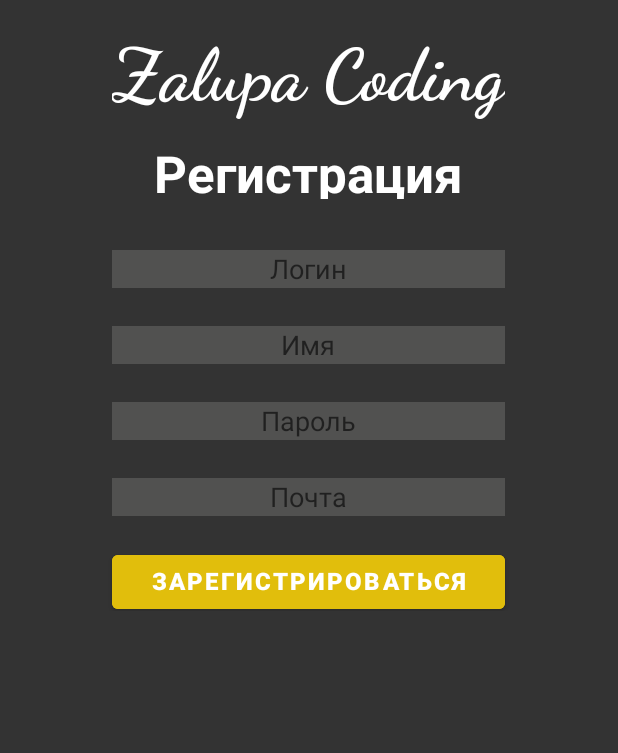
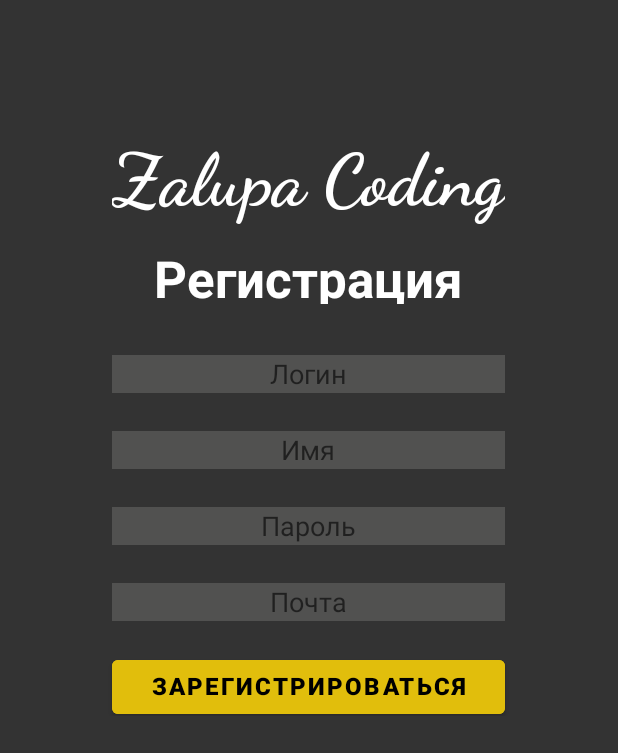
Before and after one commit to R0land42/entranceAct, an Android app: the screen it shows after launch (SignUpActivity), after a tap on "РЕГИСТРАЦИЯ", on a phone screen of 412 x 824 dp. Shown: the top 753 px of the screen. Run offline under Robolectric (Android 15) with nearby library versions, the phone set to English and light mode, and no system bars; our stand-ins replace Firebase (no records; nobody signed in at launch, a user with empty details on screens opened directly).

Commit message:
Поправил вёрстку

```diff
--- a/app/src/main/AndroidManifest.xml
+++ b/app/src/main/AndroidManifest.xml
@@ -9,6 +9,9 @@
         android:roundIcon="@mipmap/ic_launcher_round"
         android:supportsRtl="true"
         android:theme="@style/Theme.EntranceAct">
+        <activity
+            android:name=".MainMenu"
+            android:exported="false" />
         <activity
             android:name=".SignUpActivity"
             android:exported="false" />
--- /dev/null
+++ b/app/src/main/java/com/example/entranceact/Const.java
@@ -0,0 +1,6 @@
+package com.example.entranceact;
+
+public class Const {
+    static final String DB_USERS_REF ="Users";
+    static final String USER_NAME = "userName";
+}
--- a/app/src/main/java/com/example/entranceact/MainActivity.java
+++ b/app/src/main/java/com/example/entranceact/MainActivity.java
@@ -9,22 +9,15 @@ import android.os.Bundle;
 import android.view.View;
 import android.widget.EditText;
 import android.widget.TextView;
-import android.widget.Toast;
-
-import com.google.firebase.database.ChildEventListener;
 import com.google.firebase.database.DataSnapshot;
 import com.google.firebase.database.DatabaseError;
 import com.google.firebase.database.DatabaseReference;
 import com.google.firebase.database.FirebaseDatabase;
 import com.google.firebase.database.ValueEventListener;
 
-import java.util.ArrayList;
-import java.util.List;
-
 public class MainActivity extends AppCompatActivity {
-    private EditText editTextLogin, editTextTextPassword;
-    private DatabaseReference dUsers;
-    private String usersRef = "Users";
+    private EditText editTextLogin, editTextPassword;
+    private DatabaseReference dbUsers;
     private TextView textView4;
 
 
@@ -39,16 +32,17 @@ public class MainActivity extends AppCompatActivity {
     }
 
     public void Init(){
-        editTextLogin = findViewById(R.id.editTextLogin1);
-        editTextTextPassword = findViewById(R.id.editTextTextPassword1);
-        dUsers = FirebaseDatabase.getInstance().getReference(usersRef);
+        editTextLogin = findViewById(R.id.editTextLogin);
+        editTextPassword = findViewById(R.id.editTextPassword);
+        dbUsers = FirebaseDatabase.getInstance().getReference(Const.DB_USERS_REF);
         textView4 = findViewById(R.id.textView4);
     }
 
     public void onClickEnter(View view){
         String login = editTextLogin.getText().toString();
-        String password = editTextTextPassword.getText().toString();
-        searchLogin(login, password);
+        String password = editTextPassword.getText().toString();
+        textView4.setText("");
+        searchLoginAndPassword(login, password);
 
     }
 
@@ -59,28 +53,31 @@ public class MainActivity extends AppCompatActivity {
     }
 
 
-    public void searchLogin(String log, String passwr){
+    public void searchLoginAndPassword(String log, String passwr){
         ValueEventListener vList = new ValueEventListener() {
             @Override
             public void onDataChange(@NonNull DataSnapshot snapshot) {
                 for (DataSnapshot ds : snapshot.getChildren()){
                     users users = ds.getValue(users.class);
-                    String zalupa = users.login;
-                    String penis = users.password;
-                    if (zalupa.equals(log)){
-                        if(penis.equals(passwr)){
-                            textView4.setText("Ну круто, здорово! " + zalupa + " " + penis + " ");
+                    String login = users.login;
+                    String password = users.password;
+                    String name = users.name;
+                    if (login.equals(log)){
+                        if(password.equals(passwr)){
+                            Intent intent = new Intent(MainActivity.this, MainMenu.class);
+                            intent.putExtra(Const.USER_NAME, name);
+                            startActivity(intent);
                             break;
                         }
                         else{
-                            textView4.setText("Говно, неверный пароль! " + zalupa + " " + penis);
-                            break;
+                            textView4.setTextColor(Color.parseColor("#FF0000"));
+                            textView4.setText("Неверный логин или пароль!");
                         }
 
                     }
                     else{
-                        textView4.setText("Говно, неверный логин " + zalupa + " " + penis);
-                        break;
+                        textView4.setTextColor(Color.parseColor("#FF0000"));
+                        textView4.setText("Неверный логин или пароль!");
                     }
 
 
@@ -93,7 +90,7 @@ public class MainActivity extends AppCompatActivity {
 
             }
         };
-        dUsers.addValueEventListener(vList);
+        dbUsers.addValueEventListener(vList);
     }
 
 
--- a/app/src/main/java/com/example/entranceact/SignUpActivity.java
+++ b/app/src/main/java/com/example/entranceact/SignUpActivity.java
@@ -16,8 +16,7 @@ import com.google.firebase.database.FirebaseDatabase;
 
 public class SignUpActivity extends AppCompatActivity {
     private EditText edTextlogin, edTextName, edTextPassword, edTextEmail;
-    private DatabaseReference dUsers;
-    private String usersRef = "Users";
+    private DatabaseReference dbUsers;
     private TextView textView3;
 
 
@@ -36,7 +35,7 @@ public class SignUpActivity extends AppCompatActivity {
         edTextPassword = findViewById(R.id.edTextPassword);
         edTextEmail = findViewById(R.id.edTextEmail);
         textView3 = findViewById(R.id.textView3);
-        dUsers = FirebaseDatabase.getInstance().getReference(usersRef);
+        dbUsers = FirebaseDatabase.getInstance().getReference(Const.DB_USERS_REF);
     }
 
     public void onClickSignUp(View view){
@@ -46,7 +45,7 @@ public class SignUpActivity extends AppCompatActivity {
         String email = edTextEmail.getText().toString();
         users NewUsers = new users(login, name, password, email);
         if (!TextUtils.isEmpty(login) && !TextUtils.isEmpty(name) && !TextUtils.isEmpty(password) && !TextUtils.isEmpty(email)){
-            dUsers.child(login).setValue(NewUsers);
+            dbUsers.child(login).setValue(NewUsers);
             textView3.setTextColor(Color.parseColor("#00FF00"));
             textView3.setText("Регистрация прошла успешно!");;
         }
--- a/app/src/main/res/layout/activity_sign_up.xml
+++ b/app/src/main/res/layout/activity_sign_up.xml
@@ -15,7 +15,8 @@
         <TableRow
             android:layout_width="wrap_content"
             android:layout_height="wrap_content"
-            android:gravity="center">
+            android:gravity="center"
+            android:paddingTop="70dp">
 
             <TextView
                 android:id="@+id/textView"
@@ -56,10 +57,10 @@
             android:layout_width="wrap_content"
             android:layout_height="wrap_content"
             android:gravity="center"
+            android:paddingLeft="40dp"
             android:paddingTop="5dp"
-            android:paddingBottom="5dp"
-            android:paddingLeft="40dp"
-            android:paddingRight="40dp">
+            android:paddingRight="40dp"
+            android:paddingBottom="5dp">
 
             <EditText
                 android:id="@+id/edTextlogin"
@@ -79,10 +80,10 @@
             android:layout_width="wrap_content"
             android:layout_height="wrap_content"
             android:gravity="center"
+            android:paddingLeft="40dp"
             android:paddingTop="5dp"
-            android:paddingBottom="5dp"
-            android:paddingLeft="40dp"
-            android:paddingRight="40dp">
+            android:paddingRight="40dp"
+            android:paddingBottom="5dp">
 
             >
 
@@ -104,10 +105,10 @@
             android:layout_width="wrap_content"
             android:layout_height="wrap_content"
             android:gravity="center"
+            android:paddingLeft="40dp"
             android:paddingTop="5dp"
-            android:paddingBottom="5dp"
-            android:paddingLeft="40dp"
-            android:paddingRight="40dp">>
+            android:paddingRight="40dp"
+            android:paddingBottom="5dp">>
 
             <EditText
                 android:id="@+id/edTextPassword"
@@ -126,10 +127,10 @@
             android:layout_width="wrap_content"
             android:layout_height="wrap_content"
             android:gravity="center"
+            android:paddingLeft="40dp"
             android:paddingTop="5dp"
-            android:paddingBottom="5dp"
-            android:paddingLeft="40dp"
-            android:paddingRight="40dp">
+            android:paddingRight="40dp"
+            android:paddingBottom="5dp">
 
             >
 
@@ -150,9 +151,9 @@
             android:layout_width="wrap_content"
             android:layout_height="wrap_content"
             android:gravity="center"
-            android:paddingBottom="5dp"
             android:paddingLeft="40dp"
-            android:paddingRight="40dp">
+            android:paddingRight="40dp"
+            android:paddingBottom="5dp">
 
             <Button
                 android:id="@+id/btnSignUp"
@@ -164,6 +165,7 @@
                 android:onClick="onClickSignUp"
                 android:paddingBottom="5dp"
                 android:text="Зарегистрироваться"
+                android:textColor="#000000"
                 android:textSize="16sp"
                 android:textStyle="bold" />
         </TableRow>
@@ -172,6 +174,7 @@
             android:layout_width="wrap_content"
             android:layout_height="wrap_content"
             android:gravity="center"
+            android:paddingTop="5dp"
             android:paddingBottom="5dp">
 
             <TextView
@@ -180,10 +183,10 @@
                 android:layout_height="45dp"
                 android:layout_marginTop="10dp"
                 android:layout_marginBottom="5dp"
-                android:paddingBottom="5dp"
+                android:gravity="center"
                 android:paddingLeft="30dp"
                 android:paddingRight="30dp"
-                android:gravity="center"
+                android:paddingBottom="5dp"
                 android:textSize="16sp" />
         </TableRow>
     </TableLayout>
```
Also changed, not shown: app/src/main/java/com/example/entranceact/MainMenu.java (added, +34 -0 lines), app/src/main/res/layout/activity_main.xml (+141 -92 lines), app/src/main/res/layout/activity_main_menu.xml (added, +78 -0 lines), app/src/main/res/drawable-v24/bgimg.jpg (added).
